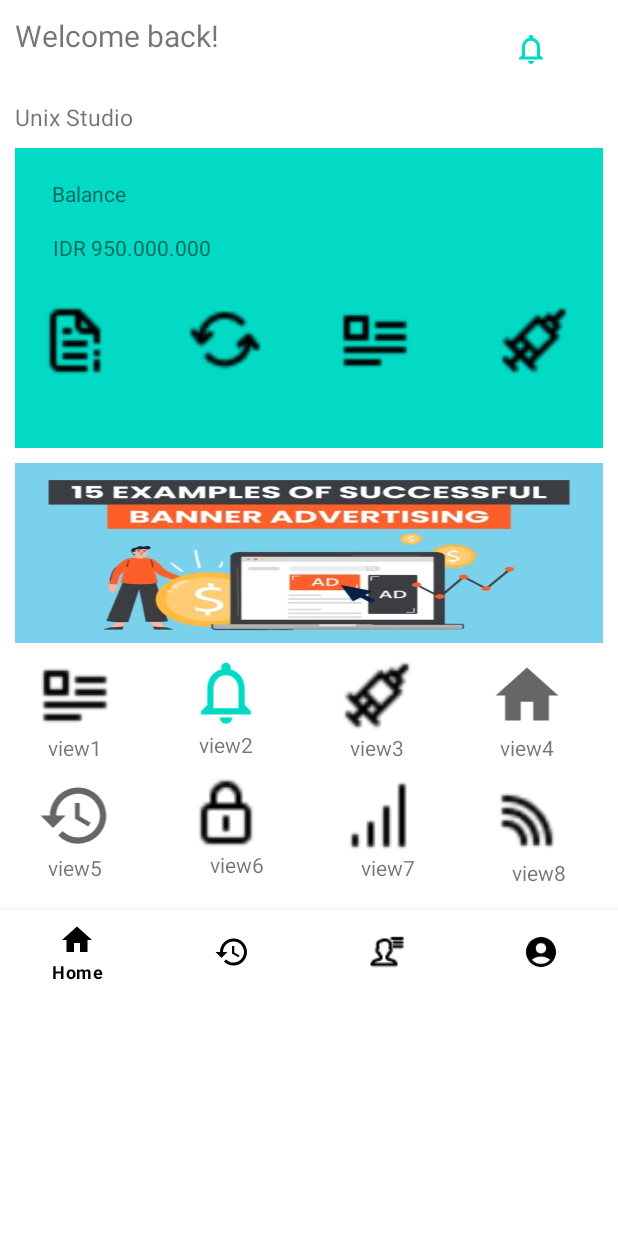
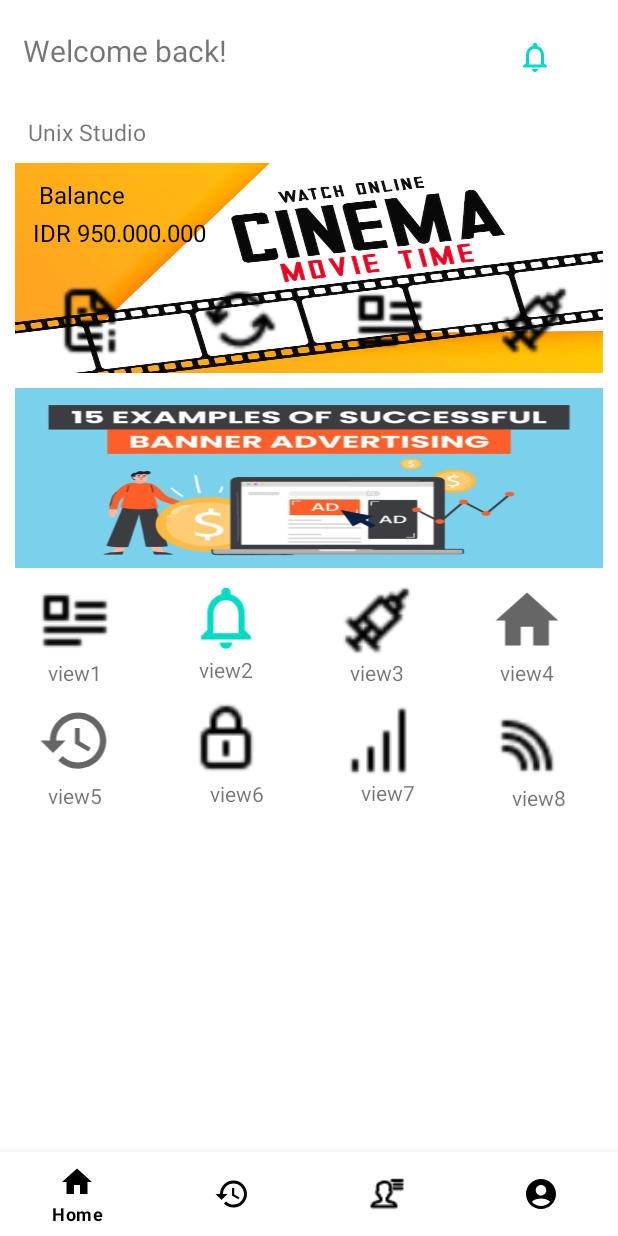
Before and after one commit to vulong008/figma_ui, an Android app: the layout activity_home.xml on its own in the app's theme, with its tools: preview values and no code run, on a phone screen of 412 x 824 dp. Run offline under Robolectric (Android 15) with nearby library versions, the phone set to English and light mode, and no system bars.

Commit message:
repair_ui

```diff
--- a/Figma/app/src/main/AndroidManifest.xml
+++ b/Figma/app/src/main/AndroidManifest.xml
@@ -13,7 +13,7 @@
         android:theme="@style/Theme.Figma"
         tools:targetApi="31">
         <activity
-            android:name=".VerifyCodeOne"
+            android:name=".Home"
             android:configChanges="keyboardHidden|orientation|screenSize"
             android:exported="true">
             <intent-filter>
--- a/Figma/app/src/main/res/layout/activity_home.xml
+++ b/Figma/app/src/main/res/layout/activity_home.xml
@@ -1,123 +1,138 @@
 <?xml version="1.0" encoding="utf-8"?>
-<ScrollView xmlns:android="http://schemas.android.com/apk/res/android"
+<androidx.constraintlayout.widget.ConstraintLayout xmlns:android="http://schemas.android.com/apk/res/android"
     xmlns:app="http://schemas.android.com/apk/res-auto"
     xmlns:tools="http://schemas.android.com/tools"
     android:layout_width="match_parent"
     android:layout_height="match_parent">
 
-    <androidx.constraintlayout.widget.ConstraintLayout
+    <ScrollView
         android:layout_width="match_parent"
         android:layout_height="match_parent"
-        tools:context=".Home">
+        app:layout_constrainedHeight="true"
+        app:layout_constraintBottom_toTopOf="@id/navigation"
+        app:layout_constraintLeft_toLeftOf="@id/navigation"
+        app:layout_constraintRight_toRightOf="@id/navigation"
+        app:layout_constraintTop_toTopOf="parent">
+
+        <androidx.constraintlayout.widget.ConstraintLayout
+            android:id="@+id/scrolView"
+            android:layout_width="match_parent"
+            android:layout_height="wrap_content">
 
             <TextView
                 android:id="@+id/textWelcomeBack"
                 android:layout_width="wrap_content"
                 android:layout_height="wrap_content"
-            android:layout_marginStart="10dp"
-            android:layout_marginTop="10dp"
+                android:layout_marginStart="15dp"
+                android:layout_marginTop="20dp"
                 android:text="@string/welcome_back1"
                 android:textSize="20sp"
                 app:layout_constraintLeft_toLeftOf="parent"
+                app:layout_constraintRight_toLeftOf="@id/imageBell"
                 app:layout_constraintStart_toStartOf="parent"
-            app:layout_constraintTop_toTopOf="parent" />
+                app:layout_constraintTop_toTopOf="@id/scrolView" />
 
             <TextView
                 android:id="@+id/textUnixStudio"
                 android:layout_width="wrap_content"
                 android:layout_height="wrap_content"
-            android:layout_marginStart="10dp"
+                android:layout_marginStart="-35dp"
                 android:layout_marginTop="30dp"
                 android:text="@string/unix_studio"
                 android:textSize="15sp"
                 app:layout_constraintLeft_toLeftOf="parent"
+                app:layout_constraintRight_toRightOf="@id/textWelcomeBack"
                 app:layout_constraintTop_toBottomOf="@id/textWelcomeBack" />
 
-
             <ImageView
+                android:id="@+id/imageBell"
                 android:layout_width="wrap_content"
                 android:layout_height="wrap_content"
-            android:src="@drawable/ic_bell"
-            app:layout_constraintTop_toTopOf="parent"
                 android:layout_marginStart="150dp"
                 android:layout_marginBottom="33dp"
+                android:src="@drawable/ic_bell"
                 app:layout_constraintBottom_toTopOf="@id/viewBackground"
+                app:layout_constraintLeft_toRightOf="@+id/textWelcomeBack"
                 app:layout_constraintRight_toRightOf="parent"
-            app:layout_constraintLeft_toRightOf="@+id/textWelcomeBack" />
+                app:layout_constraintTop_toTopOf="parent" />
 
             <View
                 android:id="@+id/viewBackground"
                 android:layout_width="match_parent"
-            android:layout_height="200dp"
+                android:layout_height="140dp"
                 android:layout_marginStart="10dp"
                 android:layout_marginTop="10dp"
                 android:layout_marginEnd="10dp"
-            android:background="@color/teal_200"
+                android:background="@drawable/background"
                 app:layout_constraintEnd_toEndOf="parent"
-
                 app:layout_constraintStart_toStartOf="parent"
                 app:layout_constraintTop_toBottomOf="@id/textUnixStudio"
                 tools:layout_editor_absoluteY="0dp" />
 
             <TextView
+                android:id="@+id/textBalance"
                 android:layout_width="wrap_content"
                 android:layout_height="wrap_content"
+                android:layout_marginStart="16dp"
+                android:layout_marginTop="10dp"
                 android:text="@string/balance"
-            app:layout_constraintBottom_toBottomOf="@+id/viewBackground"
-            app:layout_constraintEnd_toEndOf="@+id/viewBackground"
-            app:layout_constraintHorizontal_bias="0.072"
+                android:textColor="@color/black"
+                android:textSize="16sp"
                 app:layout_constraintStart_toStartOf="@+id/viewBackground"
-            app:layout_constraintTop_toTopOf="@+id/viewBackground"
-            app:layout_constraintVertical_bias="0.116" />
+                app:layout_constraintTop_toTopOf="@+id/viewBackground" />
 
             <TextView
                 android:id="@+id/textView"
                 android:layout_width="wrap_content"
                 android:layout_height="wrap_content"
+                android:layout_marginStart="50dp"
+                android:layout_marginTop="10dp"
+                android:layout_marginBottom="30dp"
                 android:text="@string/idr_950_000_000"
-            app:layout_constraintBottom_toBottomOf="@+id/viewBackground"
-            app:layout_constraintEnd_toEndOf="@+id/viewBackground"
-            app:layout_constraintHorizontal_bias="0.088"
-            app:layout_constraintStart_toStartOf="@+id/viewBackground"
-            app:layout_constraintTop_toTopOf="@+id/viewBackground"
-            app:layout_constraintVertical_bias="0.314" />
+                android:textColor="@color/black"
+                android:textSize="16sp"
+                app:layout_constraintBottom_toTopOf="@id/imageNote"
+                app:layout_constraintLeft_toLeftOf="@+id/textBalance"
+                app:layout_constraintRight_toRightOf="@id/textBalance"
+                app:layout_constraintTop_toBottomOf="@id/textBalance" />
 
             <ImageView
                 android:id="@+id/imageNote"
                 android:layout_width="100dp"
                 android:layout_height="50dp"
-            android:layout_marginTop="27dp"
+                android:layout_marginTop="80dp"
                 android:src="@drawable/ic_note"
-            app:layout_constraintLeft_toLeftOf="parent"
-            app:layout_constraintStart_toStartOf="parent"
-            app:layout_constraintTop_toBottomOf="@+id/textView" />
+                app:layout_constraintLeft_toLeftOf="@+id/viewBackground"
+                app:layout_constraintStart_toStartOf="@+id/viewBackground"
+                app:layout_constraintTop_toTopOf="@+id/viewBackground" />
 
             <ImageView
                 android:id="@+id/imageReload"
                 android:layout_width="100dp"
                 android:layout_height="50dp"
-            android:layout_marginTop="27dp"
+                android:layout_marginTop="80dp"
                 android:src="@drawable/ic_reload"
                 app:layout_constraintLeft_toRightOf="@id/imageNote"
-            app:layout_constraintTop_toBottomOf="@+id/textView" />
+                app:layout_constraintTop_toTopOf="@+id/viewBackground" />
 
             <ImageView
                 android:layout_width="100dp"
                 android:layout_height="50dp"
-            android:layout_marginTop="27dp"
+                android:layout_marginTop="18dp"
                 android:src="@drawable/ic_syringe"
+                app:layout_constraintBottom_toBottomOf="@id/document"
                 app:layout_constraintLeft_toRightOf="@id/document"
-            app:layout_constraintRight_toRightOf="parent"
-            app:layout_constraintTop_toBottomOf="@+id/textView"/>
+                app:layout_constraintRight_toRightOf="@id/viewBackground" />
 
             <ImageView
                 android:id="@+id/document"
                 android:layout_width="100dp"
                 android:layout_height="50dp"
-            android:layout_marginTop="27dp"
+                android:layout_marginTop="80dp"
                 android:src="@drawable/ic_document"
+                app:layout_constraintBottom_toBottomOf="@id/imageReload"
                 app:layout_constraintLeft_toRightOf="@id/imageReload"
-            app:layout_constraintTop_toBottomOf="@+id/textView" />
+                app:layout_constraintTop_toTopOf="@+id/viewBackground" />
 
             <View
                 android:id="@+id/viewImage"
@@ -128,8 +143,8 @@
                 android:layout_marginEnd="10dp"
                 android:background="@drawable/ic_banner"
                 android:scaleType="fitXY"
+                app:layout_constraintLeft_toLeftOf="@id/viewBackground"
                 app:layout_constraintRight_toRightOf="@id/viewBackground"
-            app:layout_constraintLeft_toLeftOf="@id/viewBackground"
                 app:layout_constraintTop_toBottomOf="@+id/viewBackground" />
 
             <ImageView
@@ -156,8 +171,8 @@
                 android:layout_height="50dp"
                 android:layout_marginTop="8dp"
                 android:src="@drawable/ic_bell"
+                app:layout_constraintLeft_toRightOf="@id/view1"
                 app:layout_constraintRight_toLeftOf="@id/view3"
-            app:layout_constraintLeft_toRightOf="@id/view1"
                 app:layout_constraintTop_toBottomOf="@+id/viewImage" />
 
             <TextView
@@ -174,8 +189,8 @@
                 android:layout_height="50dp"
                 android:layout_marginTop="10dp"
                 android:src="@drawable/ic_syringe"
+                app:layout_constraintLeft_toRightOf="@id/view2"
                 app:layout_constraintRight_toLeftOf="@id/view4"
-            app:layout_constraintLeft_toRightOf="@id/view2"
                 app:layout_constraintTop_toBottomOf="@+id/viewImage" />
 
             <TextView
@@ -209,15 +224,16 @@
                 android:layout_width="100dp"
                 android:layout_height="50dp"
                 android:layout_marginTop="30dp"
-            app:layout_constraintRight_toRightOf="@id/view1"
                 android:src="@drawable/ic_history"
                 app:layout_constraintLeft_toLeftOf="@id/view1"
+                app:layout_constraintRight_toRightOf="@id/view1"
                 app:layout_constraintTop_toBottomOf="@+id/view1" />
 
             <TextView
                 android:layout_width="wrap_content"
                 android:layout_height="wrap_content"
                 android:text="view5"
+                app:layout_constraintBottom_toBottomOf="parent"
                 app:layout_constraintLeft_toLeftOf="@id/view5"
                 app:layout_constraintRight_toRightOf="@id/view5"
                 app:layout_constraintTop_toBottomOf="@id/view5" />
@@ -228,8 +244,8 @@
                 android:layout_height="50dp"
                 android:layout_marginTop="30dp"
                 android:src="@drawable/ic_pass"
+                app:layout_constraintLeft_toLeftOf="@id/view2"
                 app:layout_constraintRight_toRightOf="@id/view2"
-            app:layout_constraintLeft_toLeftOf="@id/view2"
                 app:layout_constraintTop_toBottomOf="@+id/view2" />
 
             <TextView
@@ -237,6 +253,7 @@
                 android:layout_height="wrap_content"
                 android:layout_marginStart="15dp"
                 android:text="view6"
+                app:layout_constraintBottom_toBottomOf="parent"
                 app:layout_constraintLeft_toLeftOf="@id/view6"
                 app:layout_constraintRight_toRightOf="@id/view6"
                 app:layout_constraintTop_toBottomOf="@id/view6" />
@@ -247,8 +264,8 @@
                 android:layout_height="50dp"
                 android:layout_marginTop="30dp"
                 android:src="@drawable/ic_wave"
+                app:layout_constraintLeft_toLeftOf="@id/view3"
                 app:layout_constraintRight_toRightOf="@id/view3"
-            app:layout_constraintLeft_toLeftOf="@id/view3"
                 app:layout_constraintTop_toBottomOf="@+id/view3" />
 
             <TextView
@@ -279,20 +296,17 @@
                 app:layout_constraintLeft_toLeftOf="@id/view8"
                 app:layout_constraintRight_toRightOf="@id/view8"
                 app:layout_constraintTop_toBottomOf="@id/view8" />
+        </androidx.constraintlayout.widget.ConstraintLayout>
+    </ScrollView>
 
     <com.google.android.material.bottomnavigation.BottomNavigationView
         android:id="@+id/navigation"
         android:layout_width="match_parent"
         android:layout_height="wrap_content"
-            android:layout_marginTop="15dp"
         android:foreground="?attr/selectableItemBackground"
         app:itemBackground="@color/white"
         app:itemIconTint="@color/black"
         app:itemTextColor="@color/black"
-            app:layout_constraintEnd_toEndOf="parent"
-            app:layout_constraintStart_toStartOf="parent"
-            app:layout_constraintTop_toBottomOf="@+id/textView8"
-            app:menu="@menu/naigation"/>
+app:layout_constraintBottom_toBottomOf="parent"
+        app:menu="@menu/naigation" />
 </androidx.constraintlayout.widget.ConstraintLayout>
-
-</ScrollView>
--- a/Figma/app/src/main/res/layout/activity_verify_code_one.xml
+++ b/Figma/app/src/main/res/layout/activity_verify_code_one.xml
@@ -3,7 +3,7 @@
     xmlns:app="http://schemas.android.com/apk/res-auto"
     android:layout_width="match_parent"
     android:layout_height="match_parent"
-    android:background="@color/black">
+    android:background="#1E88E5">
 
     <ImageView
         android:id="@+id/imageLeft"
@@ -119,7 +119,7 @@
         android:layout_height="45dp"
         android:gravity="center"
         android:layout_marginStart="10dp"
-        android:layout_marginBottom="45dp"
+        android:layout_marginBottom="65dp"
         app:layout_constraintRight_toRightOf="@id/button_continue"
         android:background="@color/white"
         android:textStyle="bold"
@@ -127,8 +127,7 @@
         android:textColor="@color/black"
         app:layout_constraintBottom_toTopOf="@id/button_continue"
         app:layout_constraintLeft_toRightOf="@id/editNumberThree"
-        app:layout_constraintTop_toBottomOf="@+id/editYourNumber"
-        app:layout_constraintVertical_bias="0.368" />
+        app:layout_constraintTop_toBottomOf="@+id/editYourNumber" />
 
     <androidx.appcompat.widget.AppCompatButton
         android:id="@+id/button_continue"
--- a/Figma/app/src/main/res/layout/registration.xml
+++ b/Figma/app/src/main/res/layout/registration.xml
@@ -44,7 +44,6 @@
             android:layout_marginEnd="16dp"
             android:background="@drawable/button_sign_in_background"
             app:layout_constraintEnd_toEndOf="parent"
-            app:layout_constraintHorizontal_bias="0.0"
             app:layout_constraintRight_toRightOf="parent"
             app:layout_constraintStart_toStartOf="parent"
             app:layout_constraintTop_toBottomOf="@id/sign" />
```
Also changed, not shown: Figma/app/src/main/res/drawable/background.png (added). Lines whose indentation alone changed are shown as unchanged.
